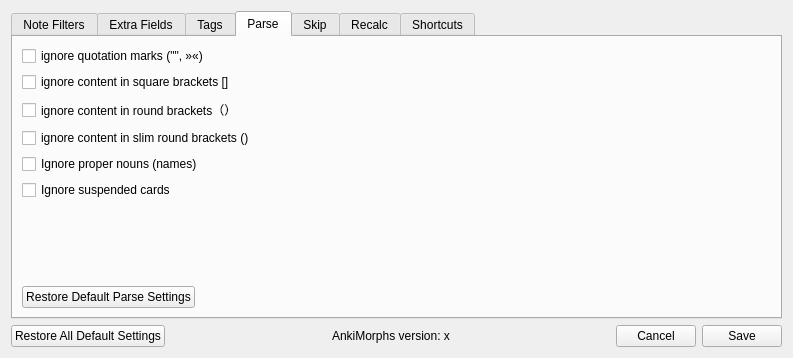
Qt form ankimorphs/ui/settings_dialog.ui (mortii/anki-morphs) before a commit.
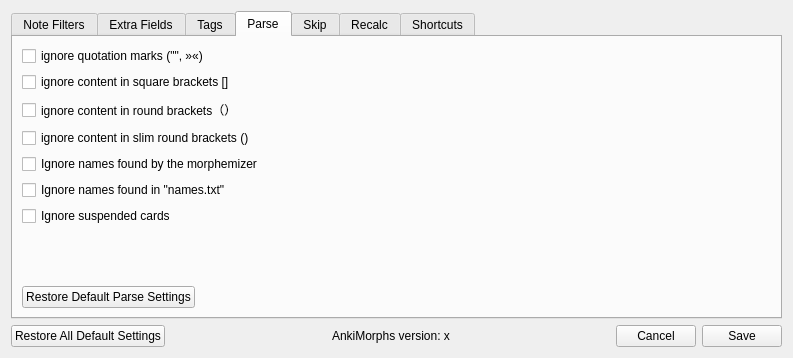
The same form after that commit. The open tabs and pages were chosen to show the change.

Commit message: now error checks for 'names.txt'

Diff of the .ui file:
```diff
--- a/ankimorphs/ui/settings_dialog.ui
+++ b/ankimorphs/ui/settings_dialog.ui
@@ -276,7 +276,14 @@
            <item>
             <widget class="QCheckBox" name="parse_ignore_proper_nouns_input">
              <property name="text">
-              <string>Ignore proper nouns (names)</string>
+              <string>Ignore names found by the morphemizer</string>
+             </property>
+            </widget>
+           </item>
+           <item>
+            <widget class="QCheckBox" name="parse_ignore_names_textfile_input">
+             <property name="text">
+              <string>Ignore names found in &quot;names.txt&quot;</string>
              </property>
             </widget>
            </item>
```
Left out of the diff: 2 changed lines with no effect on the pictures. The commit also changes 7 other files.
